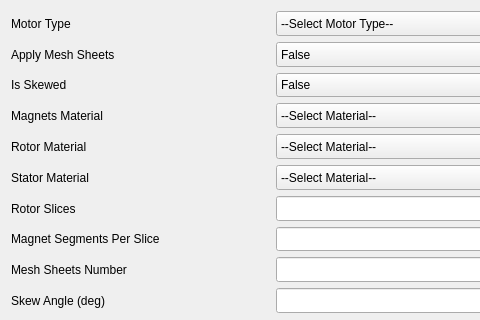
Old version of the form src/ansys/aedt/toolkits/magnet_segmentation/ui/windows/segmentation/segmentation_page.ui in the repository ansys/magnet-segmentation-toolkit; both pictures show x 0 to 480 and y 0 to 320 of the 627 by 456 pixel window.
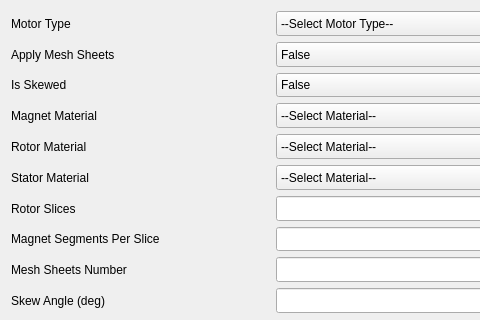
New version of the form.

What changed in the file:
```diff
--- a/src/ansys/aedt/toolkits/magnet_segmentation/ui/windows/segmentation/segmentation_page.ui
+++ b/src/ansys/aedt/toolkits/magnet_segmentation/ui/windows/segmentation/segmentation_page.ui
@@ -185,7 +185,7 @@
          <item>
           <widget class="QLabel" name="magnets_material_label">
            <property name="text">
-            <string>Magnets Material</string>
+            <string>Magnet Material</string>
            </property>
           </widget>
          </item>
```
